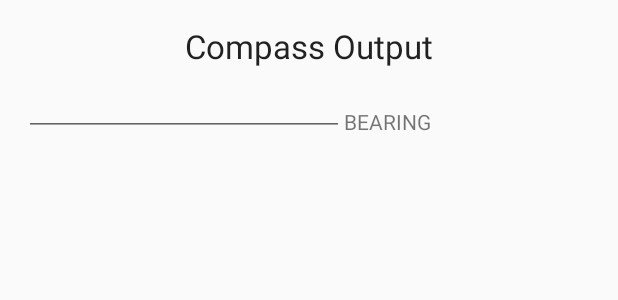
After one commit to dkt01/NextStop, an Android app: the layout activity_compass_test.xml on its own in the app's theme, with its tools: preview values and no code run, on a phone screen of 412 x 824 dp. The commit adds this screen. Shown: the top 300 px of the screen. Run offline under Robolectric (Android 15) with nearby library versions, the phone set to English and light mode, and no system bars; network calls fail.

Commit message:
Added test of compass, basic route pruning based on compass bearing started.

```diff
--- a/app/src/main/java/cjmaier2_dkturne2/nextstop/MainActivity.java
+++ b/app/src/main/java/cjmaier2_dkturne2/nextstop/MainActivity.java
@@ -78,6 +78,12 @@ public class MainActivity extends ActionBarActivity {
         startActivity(intent);
     }
 
+    public void launchCompTest(View view)
+    {
+        Intent intent = new Intent(this, CompassTest.class);
+        startActivity(intent);
+    }
+
     public void launchLogger(View view)
     {
         Intent intent = new Intent(this, Logger.class);
--- /dev/null
+++ b/app/src/main/res/layout/activity_compass_test.xml
@@ -0,0 +1,39 @@
+<RelativeLayout xmlns:android="http://schemas.android.com/apk/res/android"
+    xmlns:tools="http://schemas.android.com/tools" android:layout_width="match_parent"
+    android:layout_height="match_parent" android:paddingLeft="@dimen/activity_horizontal_margin"
+    android:paddingRight="@dimen/activity_horizontal_margin"
+    android:paddingTop="@dimen/activity_vertical_margin"
+    android:paddingBottom="@dimen/activity_vertical_margin"
+    tools:context="cjmaier2_dkturne2.nextstop.CompassTest">
+
+    <EditText
+        android:layout_width="wrap_content"
+        android:layout_height="wrap_content"
+        android:inputType="numberDecimal"
+        android:ems="10"
+        android:id="@+id/bearing"
+        android:layout_below="@+id/compasstitle"
+        android:layout_alignParentLeft="true"
+        android:layout_alignParentStart="true"
+        android:focusable="false" />
+
+    <TextView
+        android:layout_width="wrap_content"
+        android:layout_height="wrap_content"
+        android:textAppearance="?android:attr/textAppearanceSmall"
+        android:text="BEARING"
+        android:id="@+id/blabel"
+        android:layout_alignBottom="@+id/bearing"
+        android:layout_toRightOf="@+id/bearing"
+        android:layout_toEndOf="@+id/bearing" />
+
+    <TextView
+        android:layout_width="wrap_content"
+        android:layout_height="wrap_content"
+        android:textAppearance="?android:attr/textAppearanceLarge"
+        android:text="Compass Output"
+        android:id="@+id/compasstitle"
+        android:layout_alignParentTop="true"
+        android:layout_centerHorizontal="true" />
+
+</RelativeLayout>
--- a/app/src/main/res/values/strings.xml
+++ b/app/src/main/res/values/strings.xml
@@ -13,4 +13,5 @@
     <string name="title_activity_step_count">StepCount</string>
     <string name="title_activity_mic_test">MicTest</string>
     <string name="title_activity_stop_tracker">StopTracker</string>
+    <string name="title_activity_compass_test">CompassTest</string>
 </resources>
```
Also changed, not shown: app/src/main/AndroidManifest.xml (+8 -0 lines), app/src/main/java/cjmaier2_dkturne2/nextstop/CompassTest.java (added, +75 -0 lines), app/src/main/java/cjmaier2_dkturne2/nextstop/RoutePath.java (+21 -3 lines), app/src/main/java/cjmaier2_dkturne2/nextstop/StopTracker.java (+10 -1 lines), app/src/main/res/layout/activity_main.xml (+11 -0 lines), app/src/main/res/menu/menu_compass_test.xml (added, +7 -0 lines).
